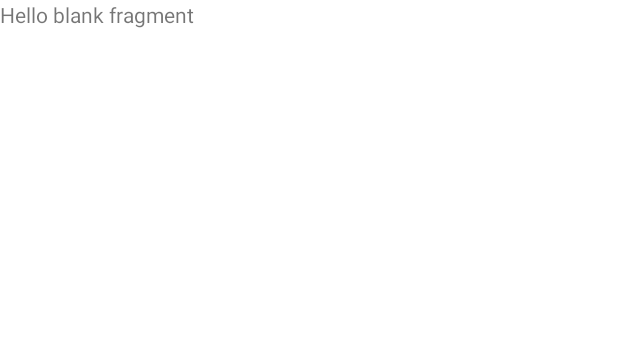
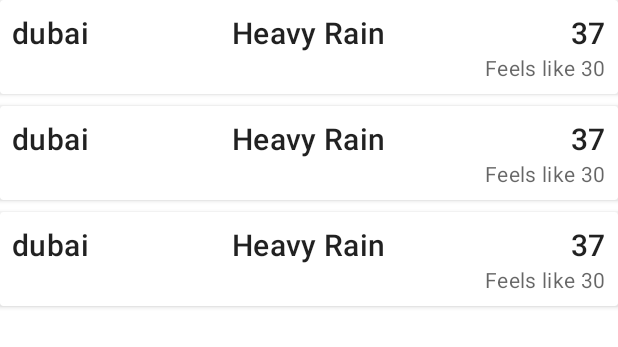
Before and after one commit to fast050/WeatherApp, an Android app: the layout fragment_favorite.xml on its own in the app's theme, with its tools: preview values and no code run, on a phone screen of 412 x 824 dp. Shown: the top 347 px of the screen. Run offline under Robolectric (Android 15) with nearby library versions, the light colour scheme and no system bars; network calls fail.

Commit message:
- finish favorite and detail fragment

```diff
--- a/app/src/main/java/com/example/weatherapp/ui/favorite/FavoriteViewModel.kt
+++ b/app/src/main/java/com/example/weatherapp/ui/favorite/FavoriteViewModel.kt
@@ -1,6 +1,10 @@
 package com.example.weatherapp.ui.favorite
 
+import androidx.lifecycle.LiveData
+import androidx.lifecycle.MutableLiveData
 import androidx.lifecycle.ViewModel
+import com.example.weatherapp.data.model.currentweather.CurrentWeather
+import com.example.weatherapp.data.model.weatherforecast.Daily
 import com.example.weatherapp.repository.WeatherRepository
 import dagger.hilt.android.AndroidEntryPoint
 import dagger.hilt.android.lifecycle.HiltViewModel
@@ -10,5 +14,7 @@ import javax.inject.Inject
 class FavoriteViewModel @Inject constructor(private val weatherRepository: WeatherRepository) :
     ViewModel() {
 
+    val observeFavoriteList: LiveData<List<CurrentWeather>> =
+        weatherRepository.observeLocalCurrentWeather()
 
 }
--- /dev/null
+++ b/app/src/main/res/layout/favorite_weather_item.xml
@@ -0,0 +1,66 @@
+<?xml version="1.0" encoding="utf-8"?>
+<androidx.cardview.widget.CardView
+    xmlns:android="http://schemas.android.com/apk/res/android"
+    xmlns:app="http://schemas.android.com/apk/res-auto"
+    xmlns:tools="http://schemas.android.com/tools"
+    android:layout_width="match_parent"
+    android:layout_marginBottom="@dimen/spacing_small"
+    android:layout_height="wrap_content">
+
+    <androidx.constraintlayout.widget.ConstraintLayout
+        android:layout_width="match_parent"
+        android:padding="@dimen/spacing_normal"
+        android:elevation="@dimen/spacing_small"
+        android:layout_height="match_parent">
+
+
+        <TextView
+            android:id="@+id/description_favorite"
+            style="@style/WeatherApp.Text.Title"
+            android:layout_width="wrap_content"
+            android:layout_height="wrap_content"
+            android:text="Heavy Rain"
+            app:layout_constraintEnd_toStartOf="@+id/guideline4"
+            app:layout_constraintStart_toStartOf="@+id/guideline4"
+            app:layout_constraintTop_toTopOf="@+id/city_favorite" />
+
+        <TextView
+            android:id="@+id/feel_like_favorite"
+            style="@style/WeatherApp.Text.SubTitle"
+            android:layout_width="wrap_content"
+            android:layout_height="wrap_content"
+            android:text="Feels like 30"
+            app:layout_constraintEnd_toEndOf="@+id/temperature_favorite"
+            app:layout_constraintHorizontal_bias="1.0"
+            app:layout_constraintStart_toStartOf="@+id/temperature_favorite"
+            app:layout_constraintTop_toBottomOf="@+id/temperature_favorite" />
+
+        <TextView
+            android:id="@+id/temperature_favorite"
+            style="@style/WeatherApp.Text.Title"
+            android:layout_width="wrap_content"
+            android:layout_height="wrap_content"
+            android:text="37"
+            app:layout_constraintEnd_toEndOf="parent"
+            app:layout_constraintTop_toTopOf="@+id/city_favorite" />
+
+        <TextView
+            android:id="@+id/city_favorite"
+            style="@style/WeatherApp.Text.Title"
+            android:layout_width="wrap_content"
+            android:layout_height="wrap_content"
+
+            android:text="dubai"
+            app:layout_constraintStart_toStartOf="parent"
+            app:layout_constraintTop_toTopOf="parent" />
+
+        <androidx.constraintlayout.widget.Guideline
+            android:id="@+id/guideline4"
+            android:layout_width="wrap_content"
+            android:layout_height="wrap_content"
+            android:orientation="vertical"
+            app:layout_constraintGuide_percent="0.5" />
+    </androidx.constraintlayout.widget.ConstraintLayout>
+
+
+</androidx.cardview.widget.CardView>
--- a/app/src/main/res/layout/fragment_favorite.xml
+++ b/app/src/main/res/layout/fragment_favorite.xml
@@ -1,14 +1,20 @@
 <?xml version="1.0" encoding="utf-8"?>
-<FrameLayout xmlns:android="http://schemas.android.com/apk/res/android"
+<androidx.constraintlayout.widget.ConstraintLayout xmlns:android="http://schemas.android.com/apk/res/android"
+    xmlns:app="http://schemas.android.com/apk/res-auto"
     xmlns:tools="http://schemas.android.com/tools"
     android:layout_width="match_parent"
     android:layout_height="match_parent"
     tools:context=".ui.favorite.FavoriteFragment">
 
-    <!-- TODO: Update blank fragment layout -->
-    <TextView
+
+    <androidx.recyclerview.widget.RecyclerView
+        android:id="@+id/favorite_recycler_view"
         android:layout_width="match_parent"
         android:layout_height="match_parent"
-        android:text="@string/hello_blank_fragment" />
-
-</FrameLayout>
+        tools:listitem="@layout/favorite_weather_item"
+        app:layoutManager="androidx.recyclerview.widget.LinearLayoutManager"
+        app:layout_constraintBottom_toBottomOf="parent"
+        app:layout_constraintEnd_toEndOf="parent"
+        app:layout_constraintStart_toStartOf="parent"
+        app:layout_constraintTop_toTopOf="parent" />
+</androidx.constraintlayout.widget.ConstraintLayout>
--- a/app/src/main/res/values/strings.xml
+++ b/app/src/main/res/values/strings.xml
@@ -1,11 +1,11 @@
 <resources>
     <string name="app_name">WeatherApp</string>
-    <!-- TODO: Remove or change this placeholder text -->
     <string name="hello_blank_fragment">Hello blank fragment</string>
 
     <string name="feel_like">Feel Like %1$s\u00B0</string>
     <string name="temperature">%1$s\u00B0</string>
     <string name="wind">%1$sm/s</string>
     <string name="humidity">%1$s%%</string>
+    <string name="pressure">%1$shPa</string>
     <string name="search_hint">Search city...</string>
 </resources>
```
Also changed, not shown: app/src/main/java/com/example/weatherapp/data/local/database/WeatherDao.kt (+5 -2 lines), app/src/main/java/com/example/weatherapp/repository/WeatherRepository.kt (+7 -0 lines), app/src/main/java/com/example/weatherapp/repository/WeatherRepositoryImpl.kt (+20 -5 lines), app/src/main/java/com/example/weatherapp/ui/MainActivity.kt (+10 -5 lines), app/src/main/java/com/example/weatherapp/ui/adapter/FavoriteAdapter.kt (added, +68 -0 lines), app/src/main/java/com/example/weatherapp/ui/detail/FavoriteDetailFragment.kt (added, +57 -0 lines), app/src/main/java/com/example/weatherapp/ui/detail/FavoriteDetailViewModel.kt (added, +18 -0 lines), app/src/main/java/com/example/weatherapp/ui/favorite/FavoriteFragment.kt (+33 -2 lines), app/src/main/java/com/example/weatherapp/ui/main/MainFragment.kt (+9 -9 lines), app/src/main/java/com/example/weatherapp/ui/main/MainViewModel.kt (+18 -22 lines), app/src/main/res/layout/fragment_favorite_detail.xml (added, +149 -0 lines), app/src/main/res/layout/fragment_main.xml (+7 -7 lines), app/src/main/res/navigation/nav_graph.xml (+16 -3 lines).
